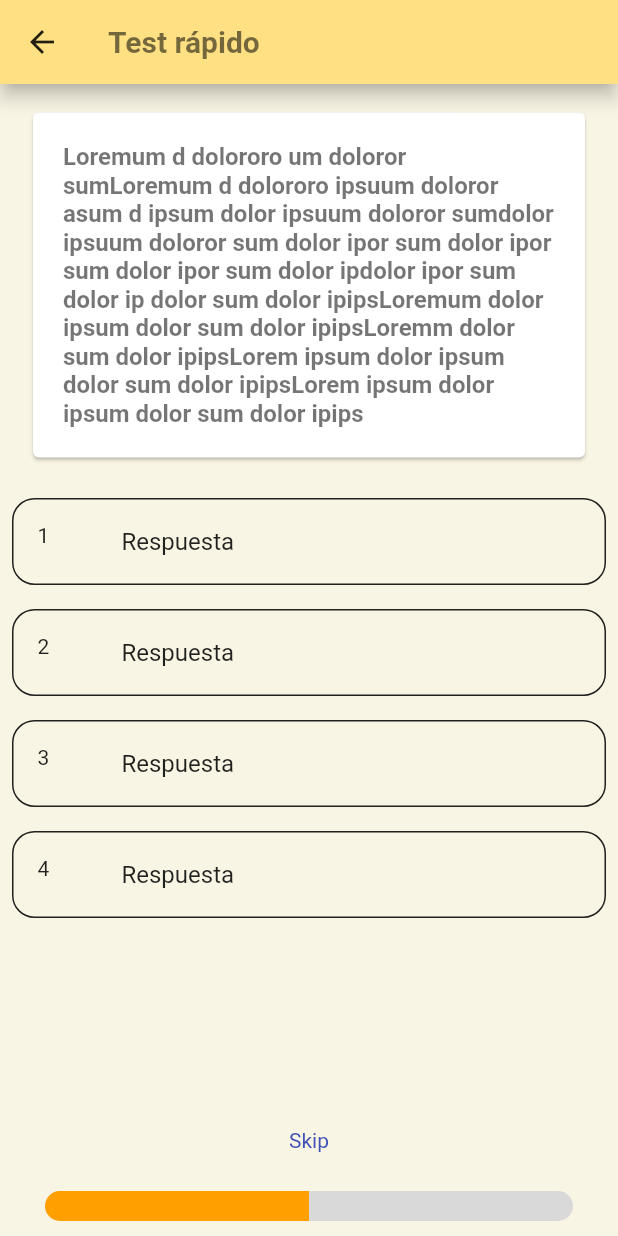
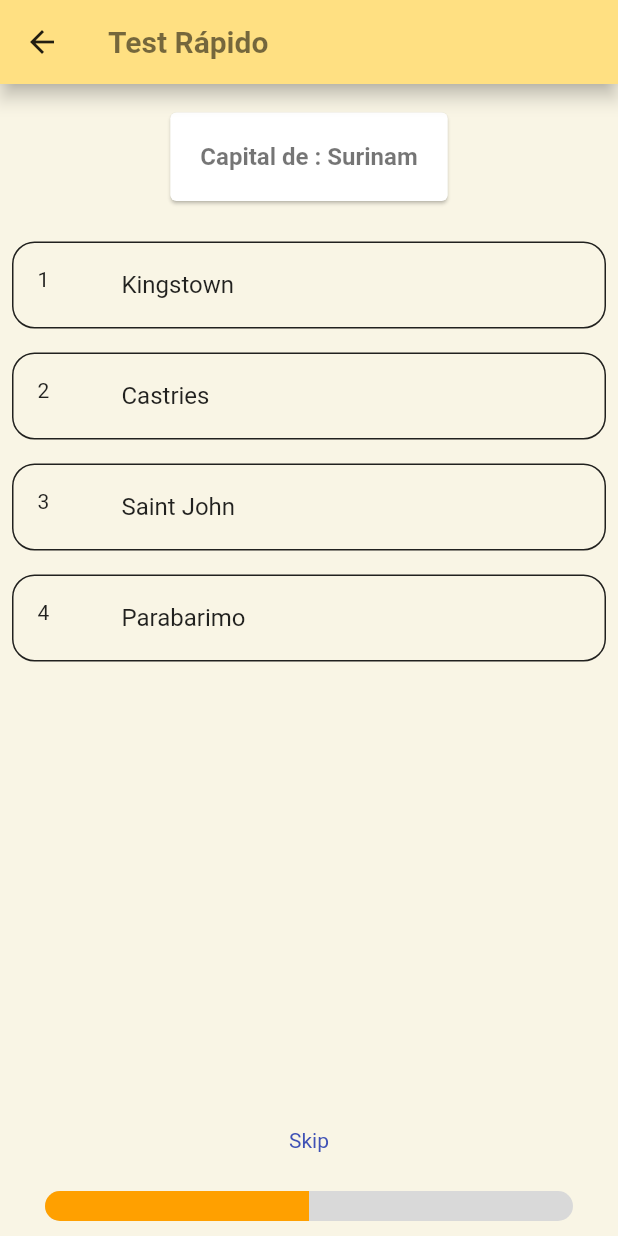
Before and after one commit to manodecristiano/Cat_Bombers, a Flutter app: the screen it shows after launch, after a tap on "TEST RÁPIDO", on a phone screen of 412 x 824 dp. Run offline on Flutter 3.47's test engine with Material 2 defaults, Android fonts, the phone set to English and light mode, and no system bars; drawn by our look-alikes of auto_size_text.

Commit message:
Faster Quiz 1/2

```diff
--- /dev/null
+++ b/assets/paises.json
@@ -0,0 +1,37 @@
+[
+  { "country": "Canadá", "capital": "Ottawa" },
+  { "country": "Estados Unidos", "capital": "Washington DC" },
+  { "country": "México", "capital": "México DF" },
+  { "country": "Belice", "capital": "Belmopán" },
+  { "country": "Costa rica", "capital": "San José" },
+  { "country": "El Salvador", "capital": "San Salvador" },
+  { "country": "Guatemala", "capital": "Ciudad de Guatemala" },
+  { "country": "Honduras", "capital": "Tegucigalpa" },
+  { "country": "Nicaragua", "capital": "Managua" },
+  { "country": "Panamá", "capital": "Panamá" },
+  { "country": "Argentina", "capital": "Buenos Aires" },
+  { "country": "Bolivia", "capital": "Sucre" },
+  { "country": "Brasil", "capital": "Brasilia" },
+  { "country": "Chile", "capital": "Santiago de Chile" },
+  { "country": "Colombia", "capital": "Bogotá" },
+  { "country": "Ecuador", "capital": "Quito" },
+  { "country": "Paraguay", "capital": "Asunción" },
+  { "country": "Perú", "capital": "Lima" },
+  { "country": "Surinam", "capital": "Parabarimo" },
+  { "country": "Trinidad y Tobago", "capital": "Puerto España" },
+  { "country": "Uruguay", "capital": "Montevideo" },
+  { "country": "Venezuela", "capital": "Caracas" },
+  { "country": "Antigua y Barbuda", "capital": "Saint John" },
+  { "country": "Bahamas", "capital": "Nasáu" },
+  { "country": "Barbados", "capital": "Bridgetown" },
+  { "country": "Cuba", "capital": "La Habana" },
+  { "country": "Dominica", "capital": "Roseau" },
+  { "country": "Granada", "capital": "Saint George" },
+  { "country": "Guyana", "capital": "Georgetown" },
+  { "country": "Haití", "capital": "Puerto Príncipe" },
+  { "country": "Jamaica", "capital": "Kingston" },
+  { "country": "República Dominicana", "capital": "Santo Domingo" },
+  { "country": "San Cristóbal y Nieves", "capital": "Basseterre" },
+  { "country": "San Vicente y las Granadinas", "capital": "Kingstown" },
+  { "country": "Santa Lucía", "capital": "Castries" }
+]
--- /dev/null
+++ b/lib/classes/question.dart
@@ -0,0 +1,19 @@
+class Question {
+  late String country;
+
+  String question = "Capital de : ";
+  late String correctAnswer;
+  List<String> options = [];
+  String selected = 'Skipped';
+  bool correct = false;
+  Question.fromJson(Map<String, dynamic> json)
+      : country = json['country'],
+        correctAnswer = json['capital'];
+
+  void addOptions(List<String> newOptions) {
+    question += '$country';
+    options.add(correctAnswer);
+    options.addAll(newOptions);
+    options.shuffle();
+  }
+}
--- /dev/null
+++ b/lib/classes/quiz.dart
@@ -0,0 +1,11 @@
+import 'package:cat_bombers/classes/question.dart';
+
+class Quiz {
+  String name;
+  List<Question> questions;
+  int right = 0;
+
+  Quiz({required this.name, required this.questions});
+
+  double get percent => (right / questions.length) * 100;
+}
--- a/lib/pages/faster_quiz.dart
+++ b/lib/pages/faster_quiz.dart
@@ -1,7 +1,12 @@
 import 'package:auto_size_text/auto_size_text.dart';
+import 'package:cat_bombers/classes/question.dart';
+import 'package:cat_bombers/classes/quiz.dart';
 import 'package:flutter/src/widgets/container.dart';
 import 'package:flutter/src/widgets/framework.dart';
+
+import 'dart:convert';
 import 'package:flutter/material.dart';
+import 'package:flutter/services.dart';
 
 class FasterQuiz extends StatefulWidget {
   const FasterQuiz({super.key});
@@ -11,6 +16,42 @@
 }
 
 class _FasterQuizState extends State<FasterQuiz> {
+  int totalQuestions = 5;
+  int totalOptions = 4;
+  int questionIndex = 0;
+  Quiz quiz = Quiz(name: 'Test Rápido', questions: []);
+
+  Future<void> readJson() async {
+    final String response = await rootBundle.loadString('assets/paises.json');
+    final List<dynamic> data = await json.decode(response);
+    List<int> optionList = List<int>.generate(data.length, (i) => i);
+    List<int> questionAdded = [];
+
+    while (true) {
+      optionList.shuffle();
+      int correctAnswer = optionList[0];
+      if (questionAdded.contains(correctAnswer)) continue;
+      questionAdded.add(correctAnswer);
+
+      List<String> otherOptions = [];
+      for (var option in optionList.sublist(1, totalOptions)) {
+        otherOptions.add(data[option]['capital']);
+      }
+
+      Question question = Question.fromJson(data[correctAnswer]);
+      question.addOptions(otherOptions);
+      quiz.questions.add(question);
+      if (quiz.questions.length >= totalQuestions) break;
+    }
+    setState(() {});
+  }
+
+  @override
+  void initState() {
+    super.initState();
+    readJson();
+  }
+
   @override
   Widget build(BuildContext context) {
     return Scaffold(
@@ -19,8 +60,8 @@
         iconTheme: IconThemeData(
           color: Colors.black87,
         ),
-        title: const AutoSizeText(
-          'Test rápido',
+        title: AutoSizeText(
+          quiz.name,
           style: TextStyle(
             color: Colors.black54,
             fontWeight: FontWeight.bold,
@@ -35,14 +76,15 @@
           constraints: const BoxConstraints(maxHeight: 450),
           child: Container(
             margin: const EdgeInsets.symmetric(horizontal: 18, vertical: 15),
-            child: Card(
+            child: quiz.questions.isNotEmpty
+                ? Card(
                     child: Column(
                       mainAxisSize: MainAxisSize.min,
                       children: [
                         Container(
                           margin: const EdgeInsets.all(20),
                           child: AutoSizeText(
-                      'Loremum d dolororo um doloror sumLoremum d dolororo ipsuum doloror asum d ipsum dolor ipsuum doloror sumdolor ipsuum doloror sum dolor ipor sum dolor ipor sum dolor ipor sum dolor ipdolor ipor sum dolor ip dolor sum dolor ipipsLoremum dolor ipsum dolor sum dolor ipipsLoremm dolor sum dolor ipipsLorem ipsum dolor ipsum dolor sum dolor ipipsLorem ipsum dolor ipsum dolor sum dolor ipips',
+                            quiz.questions[questionIndex].question,
                             minFontSize: 16,
                             maxFontSize: 35,
                             style: TextStyle(
@@ -54,12 +96,14 @@
                         ),
                       ],
                     ),
-            ),
+                  )
+                : const CircularProgressIndicator(
+                    color: Colors.amber, backgroundColor: Colors.transparent),
           ),
         ),
         Flexible(
           child: ListView.builder(
-            itemCount: 4,
+            itemCount: totalOptions,
             itemBuilder: (_, index) {
               return Container(
                 margin: const EdgeInsets.all(8),
@@ -74,7 +118,8 @@
                     ),
                   ),
                   leading: AutoSizeText('${index + 1}'),
-                  title: AutoSizeText('Respuesta'),
+                  title: AutoSizeText(
+                      quiz.questions[questionIndex].options[index]),
                   onTap: () {},
                 ),
               );
--- a/pubspec.yaml
+++ b/pubspec.yaml
@@ -61,8 +61,8 @@
   uses-material-design: true
 
   # To add assets to your application, add an assets section, like this:
-  # assets:
-  #   - images/a_dot_burr.jpeg
+  assets:
+    - assets/paises.json
   #   - images/a_dot_ham.jpeg
 
   # An image asset can refer to one or more resolution-specific "variants", see
```
Lines whose indentation alone changed are shown as unchanged.
